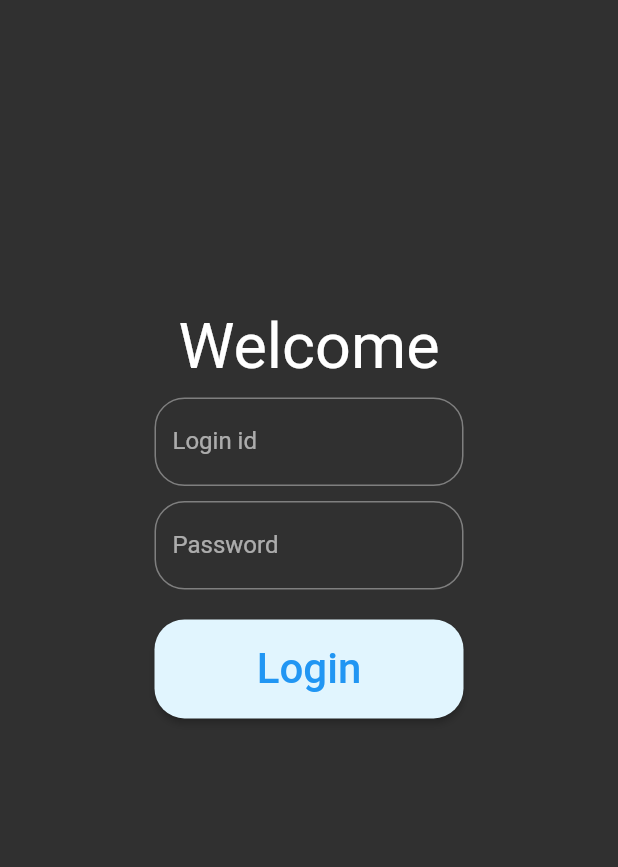
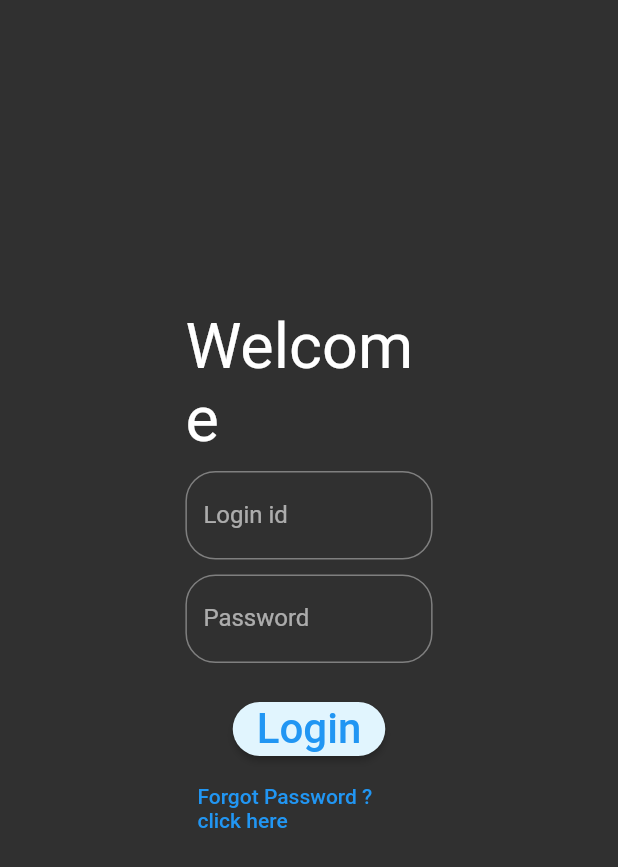
Before and after one commit to naveenpardeep/FirstFlutterapp, a Flutter app: the screen it shows after launch, on a phone screen of 412 x 824 dp. Shown: the top 867 px of the screen. Run offline on Flutter 3.47's test engine with Material 2 defaults, Android fonts, the light colour scheme and no system bars.

Commit message:
forgot password added

```diff
--- a/lib/pages/login.dart
+++ b/lib/pages/login.dart
@@ -14,6 +14,7 @@ class Login extends StatelessWidget  {
 
       body: Center (
 
+
       child: Column(
 
           mainAxisAlignment: MainAxisAlignment.center,
@@ -21,9 +22,11 @@ class Login extends StatelessWidget  {
 
 
         children:  [
+
            Container(
-             width: width*0.5,
+             width: width*0.4,
              height: height*0.5,
+
              child: Column(
                children: [
 
@@ -47,9 +50,10 @@ class Login extends StatelessWidget  {
                     const SizedBox(height: 20,),
 
                     Container(
-                      width: width*0.5  ,
-                      height: height*0.08,
-                      child :
+                     // width: width*0.5  ,
+                     // height: height*0.,
+                       child: Column(children: [
+
                             ElevatedButton(
 
                         style: ButtonStyle(
@@ -64,6 +68,10 @@ class Login extends StatelessWidget  {
                             },
                              child: Text('Login',textScaleFactor: 2),
                        ),
+                       SizedBox(height: 5,),
+                       TextButton(onPressed: (){}, child: Text("Forgot Password ? click here")),
+                       ],)
+
                       ),
 
                ],
```
